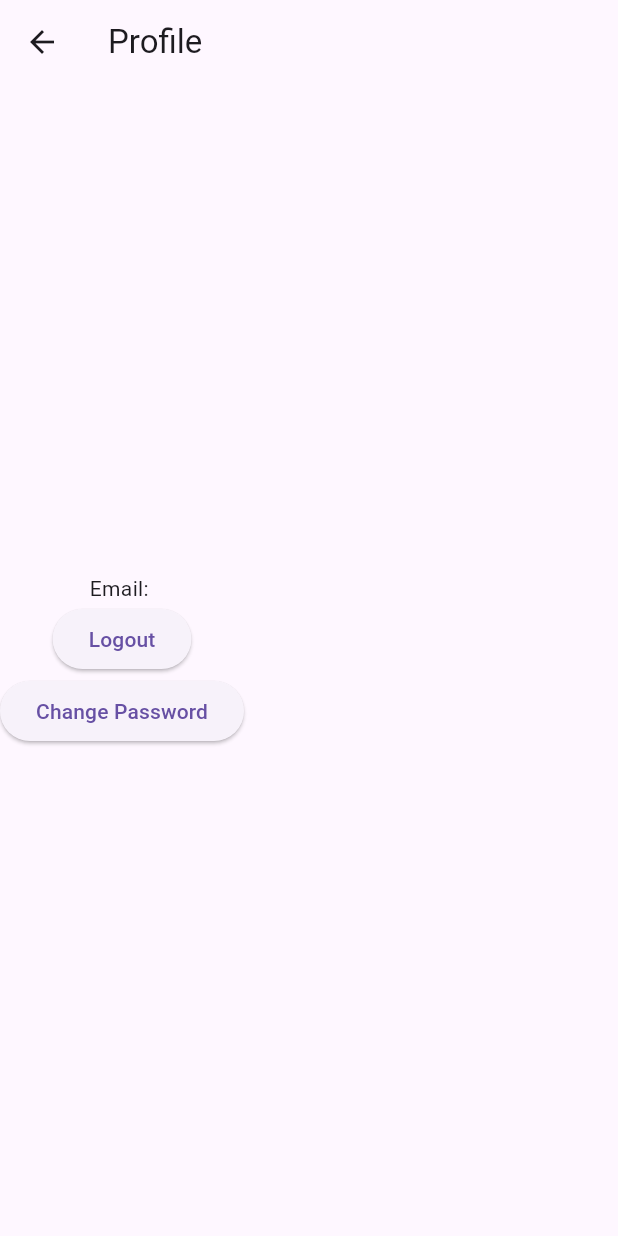
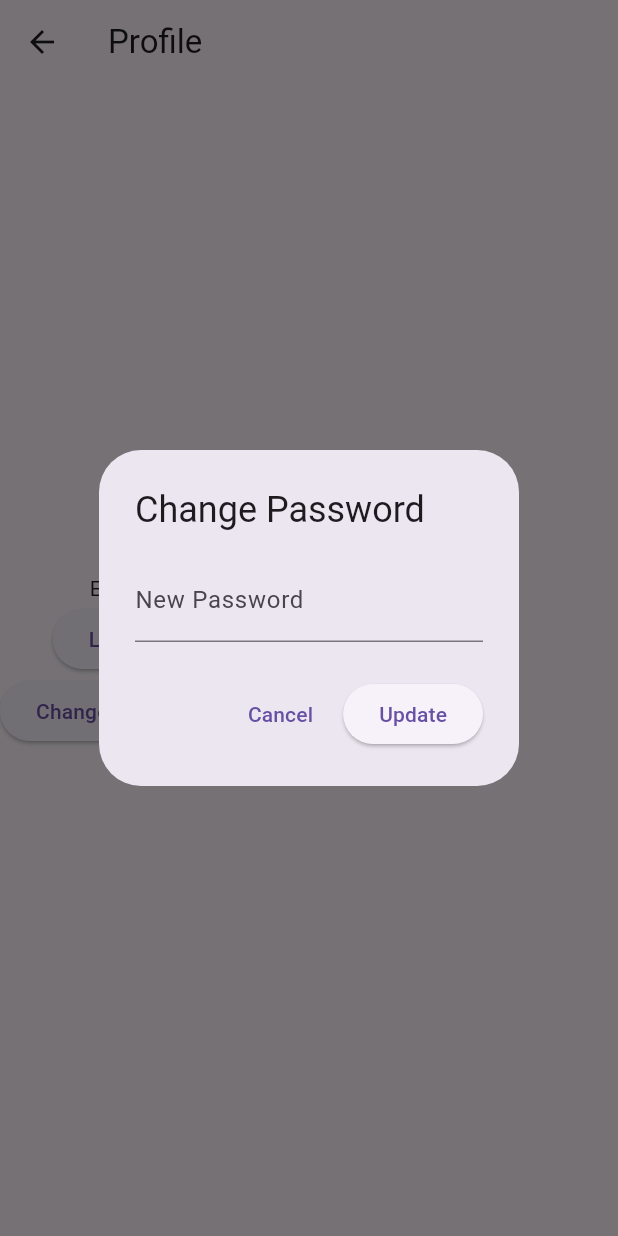
Before and after one commit to Afiev724/fb_auth, a Flutter app: the ProfileScreen screen opened by its route, after a tap on "Change Password", on a phone screen of 412 x 824 dp. Run offline on Flutter 3.47's test engine with Material 3 defaults, Android fonts, the phone set to English and light mode, and no system bars; our stand-ins replace firebase_auth, firebase_core; accounts and stored records are empty.

Commit message:
implement change password dialog with validation in ProfileScreen

```diff
--- a/lib/screens/profile_screen.dart
+++ b/lib/screens/profile_screen.dart
@@ -5,6 +5,53 @@ class ProfileScreen extends StatelessWidget {
   final AuthService _auth = AuthService();
 
   ProfileScreen({super.key});
+
+  Future<void> _showChangePasswordDialog(BuildContext context) async {
+    final controller = TextEditingController();
+    final formKey = GlobalKey<FormState>();
+
+    final confirmed = await showDialog<bool>(
+      context: context,
+      builder: (context) => AlertDialog(
+        title: const Text('Change Password'),
+        content: Form(
+          key: formKey,
+          child: TextFormField(
+            controller: controller,
+            obscureText: true,
+            decoration: const InputDecoration(labelText: 'New Password'),
+            validator: (value) {
+              if (value == null || value.length < 6) {
+                return 'Password must be at least 6 characters';
+              }
+              return null;
+            },
+          ),
+        ),
+        actions: [
+          TextButton(
+            onPressed: () => Navigator.pop(context, false),
+            child: const Text('Cancel'),
+          ),
+          ElevatedButton(
+            onPressed: () {
+              if (formKey.currentState!.validate()) {
+                Navigator.pop(context, true);
+              }
+            },
+            child: const Text('Update'),
+          ),
+        ],
+      ),
+    );
+
+    if (confirmed == true && context.mounted) {
+      await _auth.changePassword(controller.text);
+      ScaffoldMessenger.of(context).showSnackBar(
+        const SnackBar(content: Text('Password updated')),
+      );
+    }
+  }
 
   @override
   Widget build(BuildContext context) {
@@ -26,12 +73,7 @@ class ProfileScreen extends StatelessWidget {
           ),
 
           ElevatedButton(
-            onPressed: () async {
-              await _auth.changePassword("newpassword123");
-              ScaffoldMessenger.of(
-                context,
-              ).showSnackBar(const SnackBar(content: Text("Password updated")));
-            },
+            onPressed: () => _showChangePasswordDialog(context),
             child: const Text("Change Password"),
           ),
         ],
```
